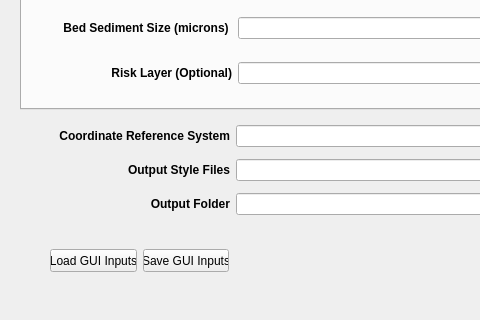
sandialabs/seat-qgis-plugin, file seat/stressor_receptor_calc_dialog_base.ui: the form before one commit; both pictures show x 0 to 480 and y 271 to 591 of the 800 by 591 pixel window.
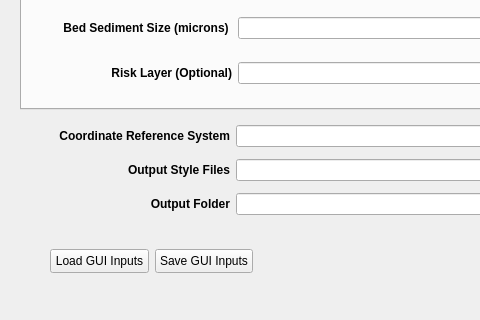
The form after the commit. The open tabs and pages were chosen to show the change. Icons and pictures are not drawn.

What changed in the file:
```diff
--- a/seat/stressor_receptor_calc_dialog_base.ui
+++ b/seat/stressor_receptor_calc_dialog_base.ui
@@ -99,8 +99,8 @@
     <rect>
      <x>40</x>
      <y>510</y>
-     <width>199</width>
-     <height>43</height>
+     <width>223</width>
+     <height>44</height>
     </rect>
    </property>
    <layout class="QHBoxLayout" name="horizontalLayout_2">
@@ -611,7 +611,7 @@
     </widget>
    </widget>
   </widget>
-  <widget class="QWidget" name="">
+  <widget class="QWidget" name="layoutWidget">
    <property name="geometry">
     <rect>
      <x>30</x>
```
Left out of the diff: 146 changed lines with no effect on the pictures.
